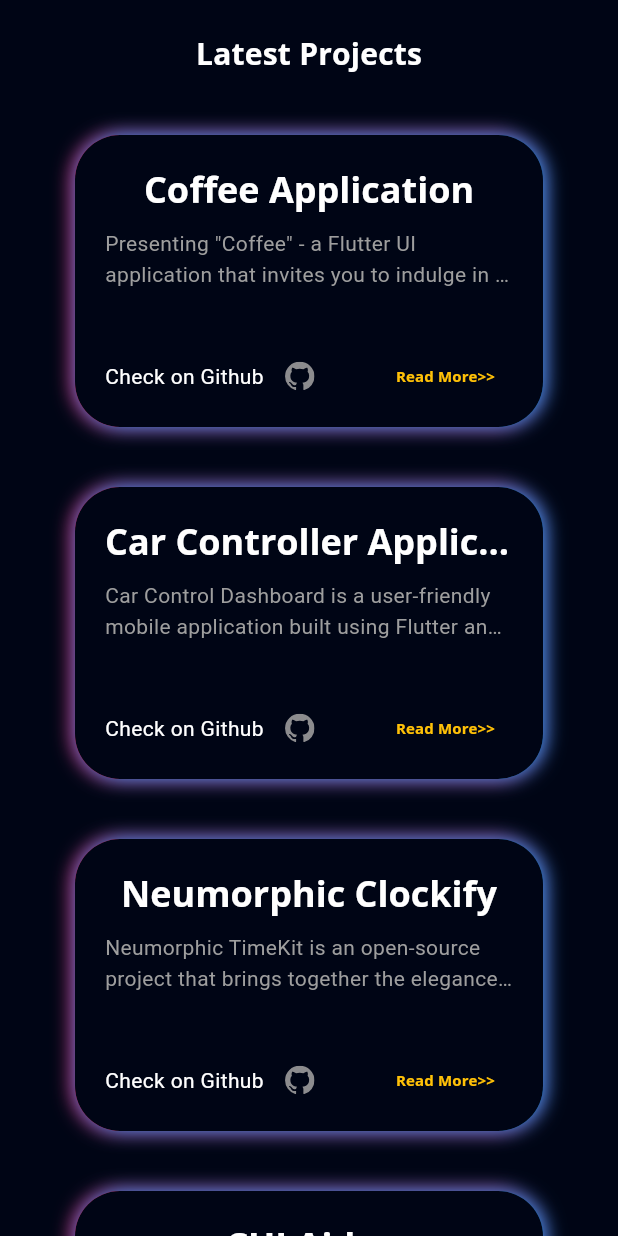
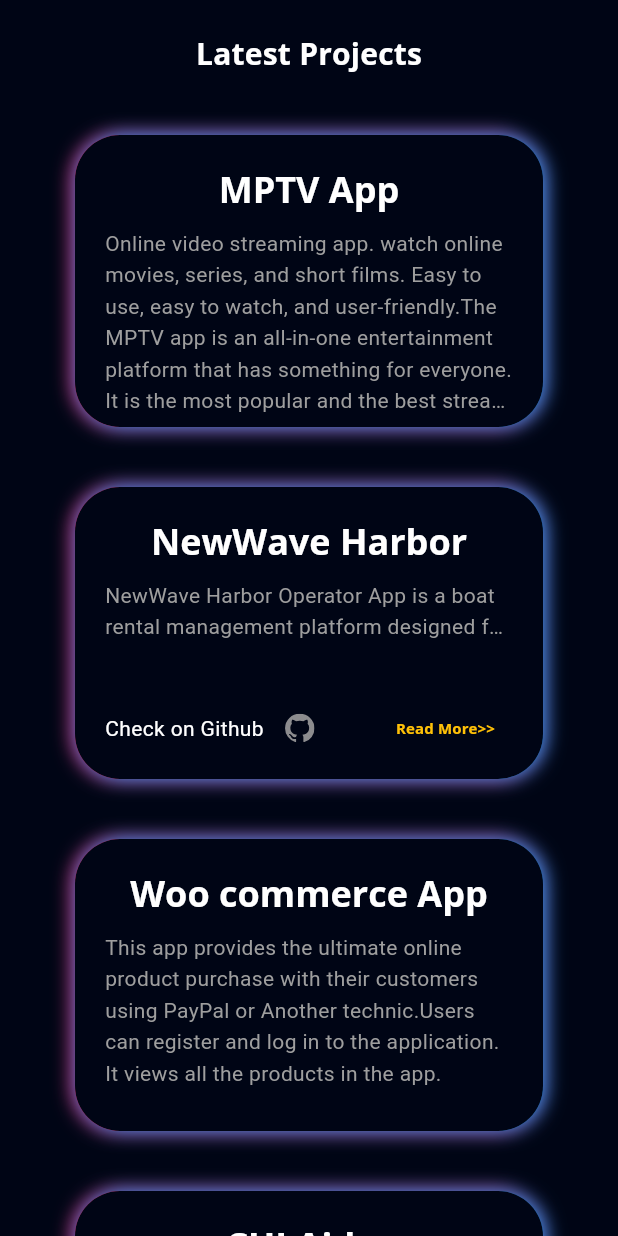
Before and after one commit to priteshparmar75/Pritesh-Portfolio, a Flutter app: the ProjectsView screen opened directly, on a phone screen of 412 x 824 dp. Run offline on Flutter 3.47's test engine with Material 3 defaults, Android fonts, the phone set to English and light mode, and no system bars; our stand-ins replace flutter_svg, font_awesome_flutter, get, google_fonts, photo_view.

Commit message:
Minor Design Changes

```diff
--- a/lib/main.dart
+++ b/lib/main.dart
@@ -17,7 +17,7 @@
         scaffoldBackgroundColor: bgColor,
         useMaterial3: true,
         textTheme: GoogleFonts.openSansTextTheme(Theme.of(context).textTheme)
-            .apply(bodyColor: Colors.white,)
+            .apply(bodyColor: Colors.white)
             .copyWith(
           bodyLarge: const TextStyle(color: bodyTextColor),
           bodyMedium: const TextStyle(color: bodyTextColor),
--- a/lib/model/project_model.dart
+++ b/lib/model/project_model.dart
@@ -8,50 +8,57 @@
 
 List<Project> projectList = [
   Project(
-    'Coffee Application',
-    'Presenting "Coffee" - a Flutter UI application that invites you to indulge in a delightful coffee adventure. Immerse yourself in the world of rich aroma and flavor as you browse through an exquisite selection of specialty coffees. With a user-friendly interface, exploring different blends and discovering their unique details becomes a delightful experience.',
-    'assets/images/coffee.png',
-    'https://github.com/Hamad-Anwar/Coffe-Shop-Beautifull-UI',
+    'MPTV App',
+    'Online video streaming app. watch online movies, series, and short films. Easy to use, easy to watch, and user-friendly.The MPTV app is an all-in-one entertainment platform that has something for everyone. It is the most popular and the best streaming service in Tanzania, Kenya, and the East Africa region.',
+    'assets/images/mptv.jpeg',
+    '',
   ),
   Project(
-    'Car Controller Application UI',
-    'Car Control Dashboard is a user-friendly mobile application built using Flutter and powered by GetX for efficient state management. Enjoy a modern and intuitive design that adapts to various screen sizes, Interact with dynamic car controls, including speed, steering, and temperature. Realistic animations enhance the visual appeal, making it feel like you are controlling a real car!',
-    'assets/images/car.png',
-    'https://github.com/Hamad-Anwar/Car-Controller-Getx-Flutter',
+    'NewWave Harbor',
+    'NewWave Harbor Operator App is a boat rental management platform designed for fleet operators to handle bookings, schedules, and vessel tracking efficiently.Operators can manage boat listings, assign captains, and monitor trips in realtime. The app streamlines rental operations with features like payment tracking, maintenance logging, and GPS integration.',
+    'assets/images/newwave_harbor.jpeg',
+    'https://play.google.com/store/apps/details?id=com.wooCommerce',
   ),
   Project(
-      'Neumorphic Clockify',
-      'Neumorphic TimeKit is an open-source project that brings together the elegance of a beautifully designed alarm system, an analog clock with a neumorphic touch, and a feature-rich stopwatch. Whether you\'re looking for a functional alarm tool, a stylish desktop clock, or a precise stopwatch, TimeKit has you covered.',
+      'Woo commerce App',
+      'This app provides the ultimate online product purchase with their customers using PayPal or Another technic.Users can register and log in to the application. It views all the products in the app.',
       'assets/images/alarm.jpg',
-      'https://github.com/Hamad-Anwar/Neumorphic-Analog-Clockify'),
+      ''
+  ),
   Project(
       'CUI Aider',
       'CUI AIDER is an extraordinary application that brings together augmented reality (AR), a robust student portal, intuitive class management, and a comprehensive GPA system, providing an all-encompassing solution for students.Using AR technology, CUI AIDER offers an immersive experience, allowing users to explore the complete university campus virtually. Through AR, students can visualize buildings, navigate with interactive directions, and gain a better understanding of their surroundings.',
       'assets/images/cui.png',
-      'https://github.com/Hamad-Anwar/'),
+      ''
+  ),
   Project(
       'Flutter Music Streaming Application',
       'A Flutter music streaming application that allows users to play audio files from local storage. The app features a beautiful neumorphic UI design and provides a smooth user experience for browsing and playing music.',
       'assets/images/player.png',
-      'https://github.com/Hamad-Anwar/Neumorphic-Music_Player-Flutter'),
+      ''
+  ),
   Project(
       'Food Recipe App',
       'This repository contains a Flutter implementation of a Food Recipe app with a captivating introduction section and impressive animations. It also features a signup and signin page with animations, elegantly presented on a bottom sheet.',
       'assets/images/recipe.png',
-      'https://github.com/Hamad-Anwar/Food-Recipe-App-Flutter'),
+      ''
+  ),
   Project(
       'Task Sync Pro',
       'Welcome to the Beautiful Task Scheduler App repository! This Flutter-based task management application combines elegant design with a robust backend, ensuring a seamless and organized task management experience. From stunning UI to real-time synchronization, this app has you covered.',
       'assets/images/task.png',
-      'https://github.com/Hamad-Anwar/Task-Sync-Pro-Flutter'),
+      ''
+  ),
   Project(
       'Flutter Chat Application with Firebase',
       'Welcome to our innovative Flutter chat application! This feature-rich messaging platform allows users to connect and communicate seamlessly through text and images. The app is built using Flutter for the frontend and integrates with Firebase for backend services, including authentication, real-time database, and storage.',
       'assets/images/chat.png',
-      'https://github.com/Hamad-Anwar/Messenger-App-Backend-Firebase'),
+      ''
+  ),
   Project(
       'Doctor Appointment Application',
       'Introducing the extraordinary "Doctor Appointment System" - a state-of-the-art Flutter UI application that redefines healthcare accessibility and efficiency. Seamlessly crafted, this app empowers users to effortlessly select doctors based on categories, engage in smooth messaging, and access detailed profiles.',
       'assets/images/doctor.png',
-      'https://github.com/Hamad-Anwar/Doctor-Appointment-Application-UI'),
+      ''
+  ),
 ];
--- a/lib/view/intro/components/side_menu_button.dart
+++ b/lib/view/intro/components/side_menu_button.dart
@@ -37,10 +37,13 @@
                               colors: [Colors.pink, Colors.blue.shade900])
                           .createShader(bounds);
                     },
-                    child: Icon(
-                      Icons.menu,
-                      color: Colors.white,
-                      size: defaultPadding * 1.2 * value,
+                    child: InkWell(
+                      onTap: onTap,
+                      child: Icon(
+                        Icons.menu,
+                        color: Colors.white,
+                        size: defaultPadding * 1.2 * value,
+                      ),
                     ),
                   )
                 ),
--- a/lib/view/main/components/navigation_bar.dart
+++ b/lib/view/main/components/navigation_bar.dart
@@ -15,7 +15,9 @@
           const Spacer(),
           Padding(
             padding: const EdgeInsets.all(defaultPadding),
-            child:!Responsive.isLargeMobile(context)? Image.asset('assets/images/triange_icon.png') : MenuButton(onTap: () => Scaffold.of(context).openDrawer(),),
+            child:!Responsive.isLargeMobile(context) ?
+            Image.asset('assets/images/triange_icon.png') :
+            MenuButton(onTap: () => Scaffold.of(context).openDrawer(),),
           ),
           // if(Responsive.isLargeMobile(context)) MenuButton(),
           const Spacer(flex: 2,),
--- a/lib/view/projects/components/project_deatail.dart
+++ b/lib/view/projects/components/project_deatail.dart
@@ -7,29 +7,55 @@
 
 class ProjectDetail extends StatelessWidget {
   final int index;
+
   const ProjectDetail({super.key, required this.index});
+
   @override
   Widget build(BuildContext context) {
-    var size=MediaQuery.sizeOf(context);
+    var size = MediaQuery.sizeOf(context);
     return Column(
       crossAxisAlignment: CrossAxisAlignment.start,
       children: [
-        Align(alignment: Alignment.topCenter,child: Text(
-          projectList[index].name,
-          style: Theme.of(context)
-              .textTheme
-              .headlineSmall!
-              .copyWith(
-              color: Colors.white,
-              fontWeight: FontWeight.bold),
-          maxLines: 1,
+        Align(
+          alignment: Alignment.topCenter,
+          child: Text(
+            projectList[index].name,
+            style: Theme.of(context)
+                .textTheme
+                .headlineSmall!
+                .copyWith(color: Colors.white, fontWeight: FontWeight.bold),
+            maxLines: 1,
+            overflow: TextOverflow.ellipsis,
+          ),
+        ),
+        Responsive.isMobile(context)
+            ? const SizedBox(
+                height: defaultPadding / 2,
+              )
+            : const SizedBox(
+                height: defaultPadding,
+              ),
+        Text(
+          projectList[index].description,
+          style: const TextStyle(color: Colors.grey, height: 1.5),
+          maxLines: projectList[index].link.isEmpty ? 6 : size.width > 700 && size.width < 750
+              ? 3
+              : size.width < 470
+                  ? 2
+                  : size.width > 600 && size.width < 700
+                      ? 6
+                      : size.width > 900 && size.width < 1060
+                          ? 6
+                          : 4,
           overflow: TextOverflow.ellipsis,
-        ),),
-        Responsive.isMobile(context) ?  const SizedBox(height: defaultPadding/2,) : const SizedBox(height: defaultPadding,),
-        Text(projectList[index].description,style: const TextStyle(color: Colors.grey,height: 1.5),maxLines: size.width>700 && size.width< 750 ? 3:  size.width<470  ? 2  : size.width>600 && size.width<700 ?     6:  size.width>900 && size.width <1060 ? 6: 4 ,overflow: TextOverflow.ellipsis,),
+        ),
         const Spacer(),
-        ProjectLinks(index: index,),
-        const SizedBox(height: defaultPadding/2,),
+        ProjectLinks(
+          index: index,
+        ),
+        const SizedBox(
+          height: defaultPadding / 2,
+        ),
       ],
     );
   }
--- a/lib/view/projects/components/project_link.dart
+++ b/lib/view/projects/components/project_link.dart
@@ -9,7 +9,7 @@
   const ProjectLinks({super.key, required this.index});
   @override
   Widget build(BuildContext context) {
-    return Row(
+    return projectList[index].link.isEmpty ? const SizedBox() : Row(
       children: [
         Row(
           children: [
```
Also changed, not shown: assets/images/car.png (deleted), assets/images/coffee.png (deleted), assets/images/mptv.jpeg (added), assets/images/newwave_harbor.jpeg (added), pubspec.lock, 27 other files.
